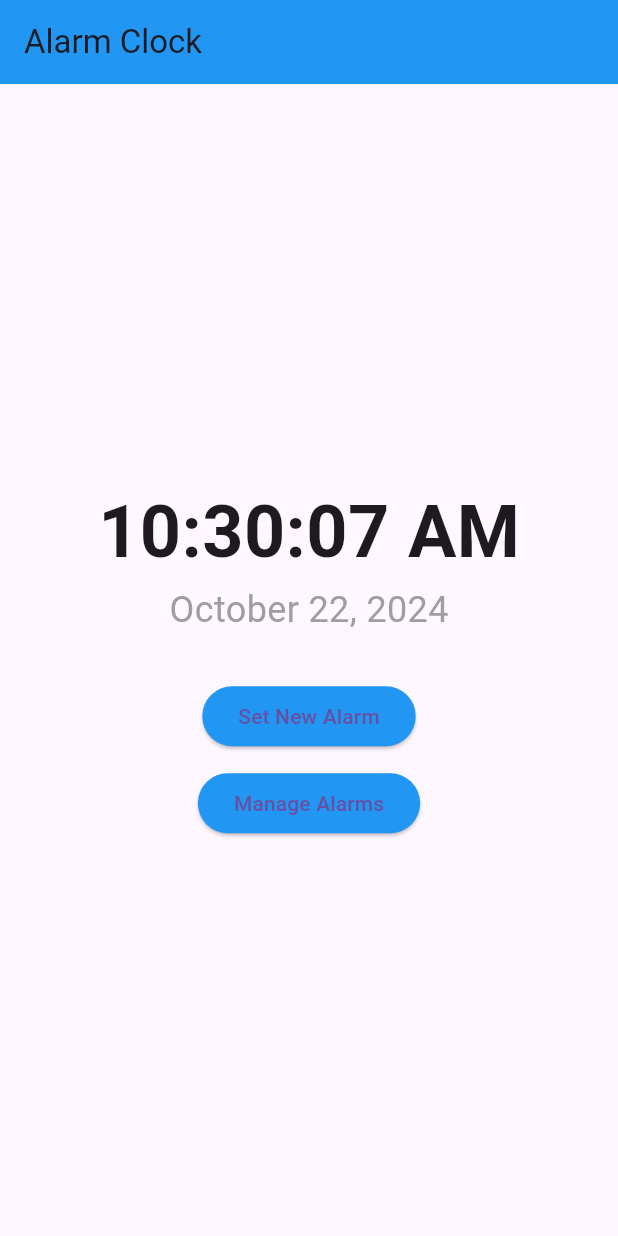
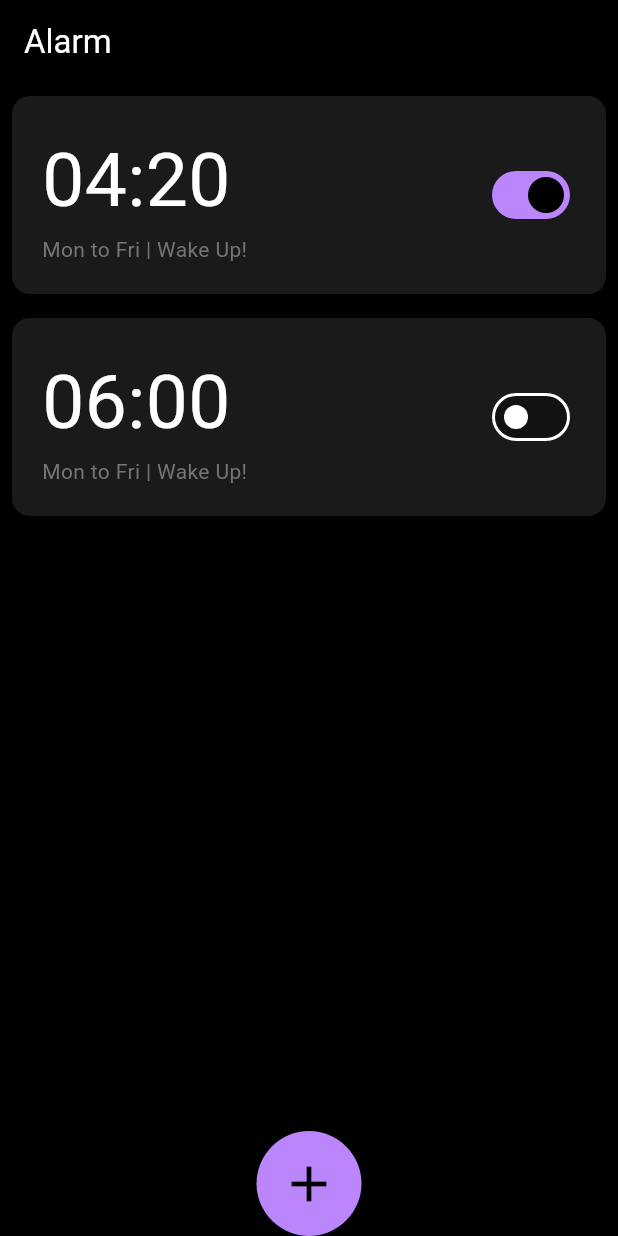
Before and after one commit to darshanvaru/Alarmy, a Flutter app: the screen it shows after launch, on a phone screen of 412 x 824 dp. Run offline on Flutter 3.47's test engine with Material 3 defaults, Android fonts, the phone set to English and light mode, and no system bars.

Commit message:
Restructured whole file

```diff
--- a/lib/main.dart
+++ b/lib/main.dart
@@ -1,6 +1,5 @@
+import 'package:alarmclock/screens/home_screen.dart';
 import 'package:flutter/material.dart';
-import 'screens/home_screen.dart';
-import 'theme/app_theme.dart';
 
 void main() {
   runApp(MyAlarmApp());
@@ -11,8 +10,14 @@
   Widget build(BuildContext context) {
     return MaterialApp(
       title: 'Alarm App',
-      theme: AppTheme.lightTheme,
-      darkTheme: AppTheme.darkTheme,
+      debugShowCheckedModeBanner: false,
+      theme: ThemeData(
+          scaffoldBackgroundColor: Colors.black,
+          colorScheme: const ColorScheme.dark(),
+          appBarTheme: const AppBarTheme(
+            backgroundColor: Colors.black,
+          )
+      ),
       home: HomeScreen(),
     );
   }
--- a/lib/models/alarm_model.dart
+++ /dev/null
@@ -1,9 +0,0 @@
-import 'package:flutter/material.dart';
-
-class Alarm {
-  final TimeOfDay time;
-  bool isActive;
-  final String tone;
-
-  Alarm({required this.time, this.isActive = true, this.tone = 'Default'});
-}
--- a/lib/screens/alarm_management.dart
+++ /dev/null
@@ -1,28 +0,0 @@
-import 'package:flutter/material.dart';
-import '../models/alarm_model.dart';
-import '../services/alarm_service.dart';
-import '../widgets/alarm_tile.dart';
-
-class AlarmManagementScreen extends StatefulWidget {
-  @override
-  _AlarmManagementScreenState createState() => _AlarmManagementScreenState();
-}
-
-class _AlarmManagementScreenState extends State<AlarmManagementScreen> {
-  @override
-  Widget build(BuildContext context) {
-    List<Alarm> alarms = AlarmService.getAlarms();
-
-    return Scaffold(
-      appBar: AppBar(
-        title: Text('Manage Alarms'),
-      ),
-      body: ListView.builder(
-        itemCount: alarms.length,
-        itemBuilder: (context, index) {
-          return AlarmTile(alarm: alarms[index]);
-        },
-      ),
-    );
-  }
-}
--- a/lib/screens/home_screen.dart
+++ b/lib/screens/home_screen.dart
@@ -1,43 +1,54 @@
+import 'package:alarmclock/screens/add_alarm.dart';
+import 'package:alarmclock/utils/alarm_tile.dart';
 import 'package:flutter/material.dart';
-import '../widgets/time_display.dart';
-import 'alarm_setting.dart';
-import 'alarm_management.dart';
 
 class HomeScreen extends StatelessWidget {
+  HomeScreen({super.key});
+
+  final List alarms = [
+    ["04:20", "Mon to Fri", "WakeUp!", true],
+    ["06:00", "EveryDay", "", false],
+  ];
+
   @override
   Widget build(BuildContext context) {
     return Scaffold(
       appBar: AppBar(
-        title: Text('Alarm Clock'),
+        title: const Text("Alarm"),
       ),
-      body: Center( // Center the content vertically and horizontally
-        child: Column(
-          mainAxisSize: MainAxisSize.min, // Wrap content vertically
-          children: [
-            TimeDisplay(),
-            SizedBox(height: 30), // Add spacing between widgets
-            ElevatedButton(
-              onPressed: () {
-                Navigator.push(
-                  context,
-                  MaterialPageRoute(builder: (context) => AlarmSettingScreen()),
-                );
+      body: ListView.builder(
+        itemCount: alarms.length,
+        itemBuilder: (context, index) {
+          return AlarmTile(
+            time: alarms[index][0],
+            days: alarms[index][1],
+            title: alarms[index][2],
+            isSelected: alarms[index][3],
+          );
+        },
+      ),
+      floatingActionButton: SizedBox(
+        height: 70,
+        width: 70,
+        child: FloatingActionButton(
+          onPressed: () {
+            // Show the full-screen modal bottom sheet
+            showModalBottomSheet(
+              context: context,
+              isScrollControlled: true, // Allow full-screen height
+              backgroundColor: Colors.transparent, // Transparent background
+              builder: (BuildContext context) {
+                return AddAlarm(); // Your AddAlarm widget
               },
-              child: Text('Set New Alarm'),
+            );
+          },
+            shape: RoundedRectangleBorder(
+              borderRadius: BorderRadius.circular(40)
             ),
-            SizedBox(height: 10), // Spacing between buttons
-            ElevatedButton(
-              onPressed: () {
-                Navigator.push(
-                  context,
-                  MaterialPageRoute(builder: (context) => AlarmManagementScreen()),
-                );
-              },
-              child: Text('Manage Alarms'),
-            ),
-          ],
+          child: const Icon(Icons.add, size: 40,)
         ),
       ),
+      floatingActionButtonLocation: FloatingActionButtonLocation.centerDocked,
     );
   }
 }
--- a/lib/services/alarm_service.dart
+++ /dev/null
@@ -1,13 +0,0 @@
-import '../models/alarm_model.dart';
-
-class AlarmService {
-  static final List<Alarm> _alarms = [];
-
-  static void addAlarm(Alarm alarm) {
-    _alarms.add(alarm);
-  }
-
-  static List<Alarm> getAlarms() {
-    return _alarms;
-  }
-}
--- a/lib/theme/app_theme.dart
+++ /dev/null
@@ -1,29 +0,0 @@
-import 'package:flutter/material.dart';
-
-class AppTheme {
-  static final ThemeData lightTheme = ThemeData(
-    brightness: Brightness.light,
-    primarySwatch: Colors.blue,
-    appBarTheme: AppBarTheme(
-      color: Colors.blue,
-    ),
-    elevatedButtonTheme: ElevatedButtonThemeData(
-      style: ElevatedButton.styleFrom(
-        backgroundColor: Colors.blue,
-      ),
-    ),
-  );
-
-  static final ThemeData darkTheme = ThemeData(
-    brightness: Brightness.dark,
-    primarySwatch: Colors.blueGrey,
-    appBarTheme: AppBarTheme(
-      color: Colors.blueGrey,
-    ),
-    elevatedButtonTheme: ElevatedButtonThemeData(
-      style: ElevatedButton.styleFrom(
-        backgroundColor: Colors.blueGrey,
-      ),
-    ),
-  );
-}
--- /dev/null
+++ b/lib/utils/alarm_tile.dart
@@ -0,0 +1,84 @@
+import 'package:flutter/material.dart';
+
+class AlarmTile extends StatefulWidget {
+  final String time;
+  final String title;
+  final String days;
+  final bool isSelected;
+
+  const AlarmTile({
+    super.key,
+    required this.time,
+    required this.title,
+    required this.days,
+    required this.isSelected,
+  });
+
+  @override
+  State<AlarmTile> createState() => _AlarmTileState();
+}
+
+class _AlarmTileState extends State<AlarmTile> {
+  late bool _isSelected;
+
+  @override
+  void initState() {
+    super.initState();
+    _isSelected = widget.isSelected;
+  }
+
+  @override
+  Widget build(BuildContext context) {
+    var screenSize = MediaQuery.of(context).size;
+
+    return Padding(
+      padding: const EdgeInsets.all(8.0),
+      child: Container(
+        height: 132,
+        width: screenSize.width,
+        decoration: BoxDecoration(
+          color: Colors.white10,
+          borderRadius: BorderRadius.circular(12),
+        ),
+        child: Padding(
+          padding: const EdgeInsets.all(20.0),
+          child: Row(
+            mainAxisAlignment: MainAxisAlignment.spaceBetween,
+            children: [
+              // Time and Description
+              Column(
+                crossAxisAlignment: CrossAxisAlignment.start,
+                children: [
+                  // Time
+                  Text(
+                    widget.time,
+                    style: const TextStyle(fontSize: 50, color: Colors.white),
+                  ),
+
+                  // Description
+                  Text(
+                    'Mon to Fri | Wake Up!',
+                    style: TextStyle(
+                      fontSize: 14,
+                      color: Colors.grey[600],
+                    ),
+                  ),
+                ],
+              ),
+
+              // Switch
+              Switch(
+                value: _isSelected,
+                onChanged: (value) {
+                  setState(() {
+                    _isSelected = value;
+                  });
+                },
+              ),
+            ],
+          ),
+        ),
+      ),
+    );
+  }
+}
--- a/lib/utils/color_constants.dart
+++ /dev/null
@@ -1,6 +0,0 @@
-import 'package:flutter/material.dart';
-
-class ColorConstants {
-  static const Color primaryColor = Colors.blue;
-  static const Color accentColor = Colors.orange;
-}
--- a/lib/widgets/alarm_tile.dart
+++ /dev/null
@@ -1,28 +0,0 @@
-import 'package:flutter/material.dart';
-import '../models/alarm_model.dart';
-
-class AlarmTile extends StatefulWidget {
-  final Alarm alarm;
-  AlarmTile({required this.alarm});
-
-  @override
-  _AlarmTileState createState() => _AlarmTileState();
-}
-
-class _AlarmTileState extends State<AlarmTile> {
-  @override
-  Widget build(BuildContext context) {
-    return ListTile(
-      title: Text('Alarm at ${widget.alarm.time.format(context)}'),
-      subtitle: Text('Tone: ${widget.alarm.tone}'),
-      trailing: Switch(
-        value: widget.alarm.isActive,
-        onChanged: (bool value) {
-          setState(() {
-            widget.alarm.isActive = value;
-          });
-        },
-      ),
-    );
-  }
-}
--- a/lib/widgets/time_display.dart
+++ /dev/null
@@ -1,52 +0,0 @@
-import 'package:flutter/material.dart';
-import 'dart:async';
-import 'package:intl/intl.dart'; // For date/time formatting
-
-class TimeDisplay extends StatefulWidget {
-  @override
-  _TimeDisplayState createState() => _TimeDisplayState();
-}
-
-class _TimeDisplayState extends State<TimeDisplay> {
-  String _currentTime = '';
-  String _currentDate = '';
-
-  Timer? _timer;
-
-  @override
-  void initState() {
-    super.initState();
-    _updateTime(); // Initial call to set the time
-    _timer = Timer.periodic(Duration(seconds: 1), (Timer t) => _updateTime());
-  }
-
-  @override
-  void dispose() {
-    _timer?.cancel(); // Cancel the timer when the widget is disposed
-    super.dispose();
-  }
-
-  void _updateTime() {
-    final now = DateTime.now();
-    setState(() {
-      _currentTime = DateFormat('hh:mm:ss a').format(now); // E.g., "08:30:45 PM"
-      _currentDate = DateFormat.yMMMMd().format(now);      // E.g., "October 21, 2024"
-    });
-  }
-
-  @override
-  Widget build(BuildContext context) {
-    return Column(
-      children: [
-        Text(
-          _currentTime,
-          style: TextStyle(fontSize: 48, fontWeight: FontWeight.bold),
-        ),
-        Text(
-          _currentDate,
-          style: TextStyle(fontSize: 24, color: Colors.grey),
-        ),
-      ],
-    );
-  }
-}
--- a/pubspec.yaml
+++ b/pubspec.yaml
@@ -11,8 +11,10 @@ dependencies:
   flutter:
     sdk: flutter
   cupertino_icons: ^1.0.8
-  intl: ^0.18.0
+  intl: ^0.19.0
   flutter_local_notifications: 17.2.3
+  one_clock: ^2.0.1
+  flutter_time_picker_spinner: ^2.0.0
 
 
 dev_dependencies:
```
Also changed, not shown: lib/screens/add_alarm.dart (added, +64 -0 lines), lib/screens/alarm_setting.dart (deleted, +0 -63 lines), lib/utils/time_formatter.dart (deleted), pubspec.lock.
